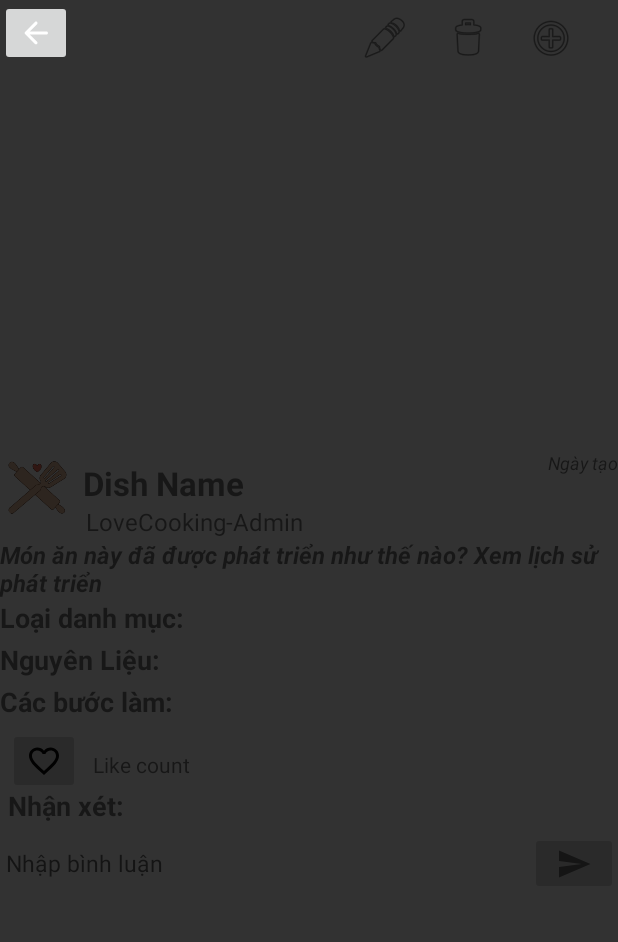
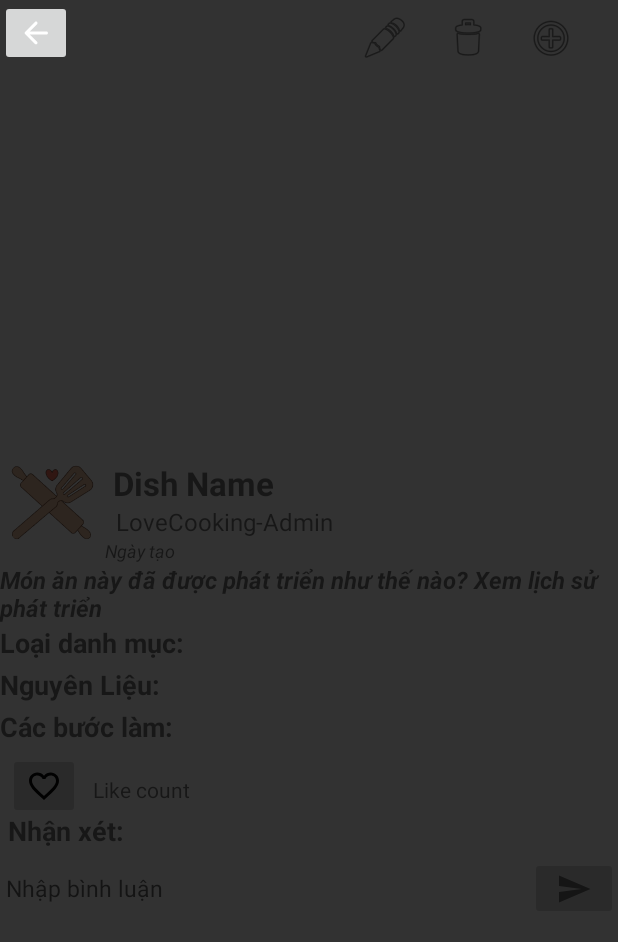
Before and after one commit to NagaKi1125/AndroidLoveCooking, an Android app: the layout activity_dish_info.xml on its own in the app's theme, with its tools: preview values and no code run, on a phone screen of 412 x 824 dp. Shown: the top 942 px of the screen. Run offline under Robolectric (Android 15) with nearby library versions, the phone set to English and light mode, and no system bars; plain views replace PhotoView.

Commit message:
Date Time updated layout and code, update material layout

```diff
--- a/app/src/main/res/layout/activity_dish_info.xml
+++ b/app/src/main/res/layout/activity_dish_info.xml
@@ -64,8 +64,8 @@
                 android:scaleType="centerCrop"
                 android:src="@drawable/logonotext"
                 android:layout_below="@id/image"
-                android:layout_width="50dp"
-                android:layout_height="50dp"/>
+                android:layout_width="70dp"
+                android:layout_height="70dp"/>
             <TextView
                 android:id="@+id/dish_name"
                 android:layout_toEndOf="@+id/author_avatar"
@@ -87,23 +87,24 @@
                 android:text="@string/lovecooking_admin"
                 android:layout_width="wrap_content"
                 android:layout_height="wrap_content"/>
+
+            <TextView
+                android:id="@+id/date"
+                android:textStyle="italic"
+                android:textSize="12sp"
+                android:text="@string/ng_y_t_o"
+                android:layout_below="@+id/author"
+                android:layout_toEndOf="@+id/author_avatar"
+                android:layout_width="wrap_content"
+                android:layout_height="wrap_content"/>
             <TextView
                 android:id="@+id/history"
-                android:layout_below="@+id/author"
+                android:layout_below="@+id/date"
                 android:textStyle="bold|italic"
                 android:textSize="16sp"
                 android:layout_width="wrap_content"
                 android:layout_height="wrap_content"
                 android:text="@string/m_n_n_n_y_c_ph_t_tri_n_nh_th_n_o"/>
-            <TextView
-                android:id="@+id/date"
-                android:textStyle="italic"
-                android:textSize="12sp"
-                android:text="@string/ng_y_t_o"
-                android:layout_alignParentEnd="true"
-                android:layout_below="@+id/image"
-                android:layout_width="wrap_content"
-                android:layout_height="wrap_content"/>
             <TextView
                 android:id="@+id/cate"
                 android:layout_below="@id/history"
```
Also changed, not shown: app/src/main/java/com/sict/android/lovecooking/Adapter/CommentAdapter.java (+12 -0 lines), app/src/main/java/com/sict/android/lovecooking/DishInfoActivity.java (+5 -2 lines), app/src/main/java/com/sict/android/lovecooking/ViewHolder/CommentViewHolder.java (+11 -8 lines).
